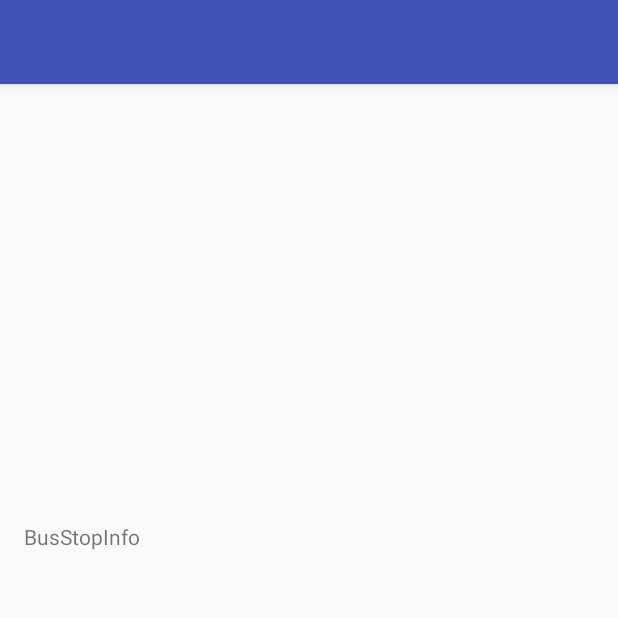
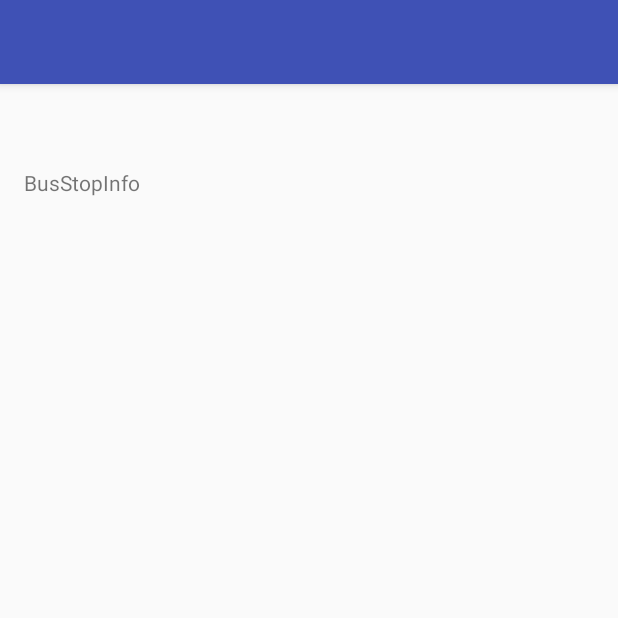
Before and after one commit to yeansang/seoulBusApp, an Android app: the BusStopInfo screen opened directly, with no data from a screen before it, on a phone screen of 412 x 824 dp, the top half of it. Run offline under Robolectric (Android 15) with nearby library versions, the phone set to English and light mode, and no system bars; 2 statements that could not run were skipped.

```diff
--- a/app/src/main/res/layout/activity_bus_stop_info.xml
+++ b/app/src/main/res/layout/activity_bus_stop_info.xml
@@ -12,8 +12,10 @@
     <RelativeLayout
         android:layout_width="match_parent"
         android:layout_height="100dp"
-        android:layout_above="@+id/buslist"
-        android:layout_centerHorizontal="true">
+        android:layout_alignParentTop="true"
+        android:layout_alignParentLeft="true"
+        android:layout_alignParentStart="true"
+        android:id="@+id/relativeLayout">
         <TextView
             android:id="@+id/busstopname"
             android:layout_width="wrap_content"
@@ -39,6 +41,7 @@
         android:layout_width="match_parent"
         android:layout_height="400dp"
         android:layout_alignParentBottom="true"
-        android:layout_centerHorizontal="true" />
+        android:layout_centerHorizontal="true"
+        android:layout_below="@+id/relativeLayout" />
 
 </RelativeLayout>
```
Also changed, not shown: app/src/main/java/com/example/nemus/seoulbusapp/mainActivity.java (+8 -40 lines).
